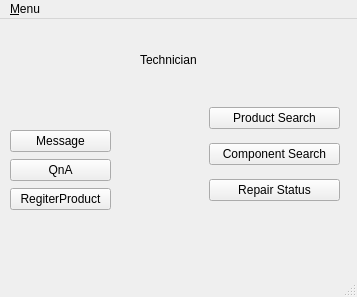
The window that FiveOfRuler/TechnicianWindow.ui (simneol/JuDeP) describes before a commit, drawn with Qt 5.
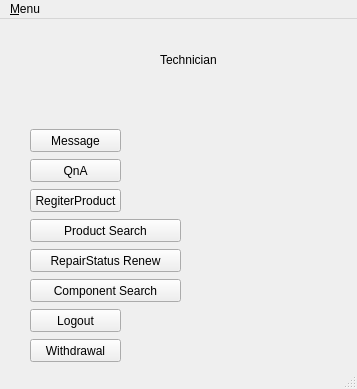
The same window after the commit.

Diff of the .ui file:
```diff
--- a/FiveOfRuler/TechnicianWindow.ui
+++ b/FiveOfRuler/TechnicianWindow.ui
@@ -7,7 +7,7 @@
     <x>0</x>
     <y>0</y>
     <width>357</width>
-    <height>297</height>
+    <height>389</height>
    </rect>
   </property>
   <property name="windowTitle">
@@ -17,7 +17,7 @@
    <widget class="QLabel" name="label">
     <property name="geometry">
      <rect>
-      <x>140</x>
+      <x>160</x>
       <y>30</y>
       <width>111</width>
       <height>21</height>
@@ -27,71 +27,109 @@
      <string>Technician</string>
     </property>
    </widget>
-   <widget class="QWidget" name="verticalLayoutWidget">
+   <widget class="QPushButton" name="RegiterProduct">
     <property name="geometry">
      <rect>
-      <x>10</x>
+      <x>30</x>
+      <y>170</y>
+      <width>91</width>
+      <height>23</height>
+     </rect>
+    </property>
+    <property name="text">
+     <string>RegiterProduct</string>
+    </property>
+   </widget>
+   <widget class="QPushButton" name="RepairStatusrenew">
+    <property name="geometry">
+     <rect>
+      <x>30</x>
+      <y>230</y>
+      <width>151</width>
+      <height>23</height>
+     </rect>
+    </property>
+    <property name="text">
+     <string>RepairStatus Renew</string>
+    </property>
+   </widget>
+   <widget class="QPushButton" name="message">
+    <property name="geometry">
+     <rect>
+      <x>30</x>
       <y>110</y>
-      <width>101</width>
-      <height>83</height>
+      <width>91</width>
+      <height>23</height>
      </rect>
     </property>
-    <layout class="QVBoxLayout" name="verticalLayout">
-     <item>
-      <widget class="QPushButton" name="btn_message">
-       <property name="text">
-        <string>Message</string>
-       </property>
-      </widget>
-     </item>
-     <item>
-      <widget class="QPushButton" name="btn_QnA">
-       <property name="text">
-        <string>QnA</string>
-       </property>
-      </widget>
-     </item>
-     <item>
-      <widget class="QPushButton" name="btn_RegiterProduct">
-       <property name="text">
-        <string>RegiterProduct</string>
-       </property>
-      </widget>
-     </item>
-    </layout>
+    <property name="text">
+     <string>Message</string>
+    </property>
    </widget>
-   <widget class="QWidget" name="verticalLayoutWidget_2">
+   <widget class="QPushButton" name="productSearch">
     <property name="geometry">
      <rect>
-      <x>209</x>
-      <y>80</y>
-      <width>131</width>
-      <height>112</height>
+      <x>30</x>
+      <y>200</y>
+      <width>151</width>
+      <height>23</height>
      </rect>
     </property>
-    <layout class="QVBoxLayout" name="verticalLayout_2">
-     <item>
-      <widget class="QPushButton" name="btn_productSearch">
-       <property name="text">
-        <string>Product Search</string>
-       </property>
-      </widget>
-     </item>
-     <item>
-      <widget class="QPushButton" name="btn_compoSearch">
-       <property name="text">
-        <string>Component Search</string>
-       </property>
-      </widget>
-     </item>
-     <item>
-      <widget class="QPushButton" name="btn_RepairStatus">
-       <property name="text">
-        <string>Repair Status</string>
-       </property>
-      </widget>
-     </item>
-    </layout>
+    <property name="text">
+     <string>Product Search</string>
+    </property>
+   </widget>
+   <widget class="QPushButton" name="QnA">
+    <property name="geometry">
+     <rect>
+      <x>30</x>
+      <y>140</y>
+      <width>91</width>
+      <height>23</height>
+     </rect>
+    </property>
+    <property name="text">
+     <string>QnA</string>
+    </property>
+   </widget>
+   <widget class="QPushButton" name="logout">
+    <property name="geometry">
+     <rect>
+      <x>30</x>
+      <y>290</y>
+      <width>91</width>
+      <height>23</height>
+     </rect>
+    </property>
+    <property name="text">
+     <string>Logout</string>
+    </property>
+   </widget>
+   <widget class="QPushButton" name="Withdrawal">
+    <property name="geometry">
+     <rect>
+      <x>30</x>
+      <y>320</y>
+      <width>91</width>
+      <height>23</height>
+     </rect>
+    </property>
+    <property name="text">
+     <string>Withdrawal</string>
+    </property>
+   </widget>
+   <widget class="QPushButton" name="compoSearch">
+    <property name="geometry">
+     <rect>
+      <x>30</x>
+      <y>260</y>
+      <width>151</width>
+      <height>23</height>
+     </rect>
+    </property>
+    <property name="text">
+     <string>Component Search</string>
+    </property>
    </widget>
   </widget>
   <widget class="QMenuBar" name="menubar">
```
